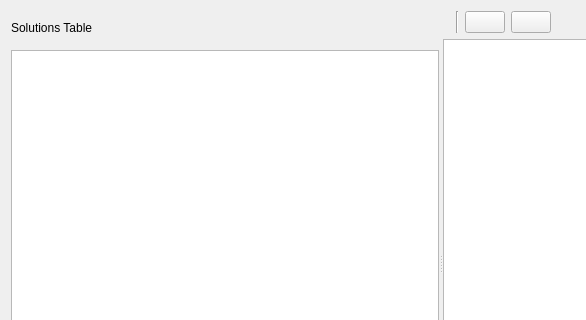
The window that datatex/solutionsdocument.ui (CSMathematics/DataTex) describes before a commit, drawn with Qt 5; both pictures show x 0 to 586 and y 0 to 320 of the 882 by 553 pixel window.
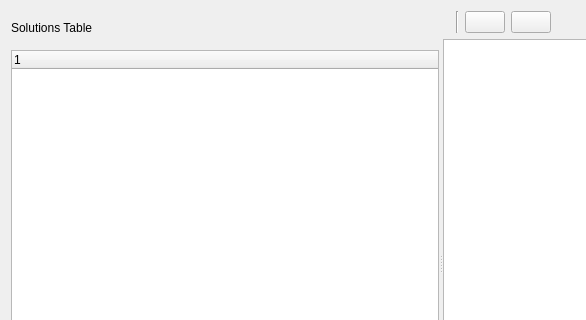
The same window after the commit. Icons and pictures are not drawn. Custom widgets are drawn as their Qt base class.

```diff
--- a/datatex/solutionsdocument.ui
+++ b/datatex/solutionsdocument.ui
@@ -23,7 +23,7 @@
       <property name="orientation">
        <enum>Qt::Vertical</enum>
       </property>
-      <widget class="QWidget" name="">
+      <widget class="QWidget" name="layoutWidget">
        <layout class="QVBoxLayout" name="verticalLayout">
         <item>
          <widget class="QLabel" name="label">
@@ -39,7 +39,7 @@
          </widget>
         </item>
         <item>
-         <widget class="QTableWidget" name="ExercisesInDocument">
+         <widget class="QTreeWidget" name="ExercisesInDocument">
           <property name="selectionMode">
            <enum>QAbstractItemView::SingleSelection</enum>
           </property>
@@ -49,6 +49,11 @@
           <property name="horizontalScrollMode">
            <enum>QAbstractItemView::ScrollPerPixel</enum>
           </property>
+          <column>
+           <property name="text">
+            <string>1</string>
+           </property>
+          </column>
          </widget>
         </item>
        </layout>
@@ -89,7 +94,7 @@
        </layout>
       </widget>
      </widget>
-     <widget class="QWidget" name="">
+     <widget class="QWidget" name="layoutWidget">
       <layout class="QGridLayout" name="gridLayout">
        <item row="2" column="0">
         <widget class="QTextEdit" name="SolutionsDocumentContent"/>
@@ -163,6 +168,13 @@
    </item>
   </layout>
  </widget>
+ <customwidgets>
+  <customwidget>
+   <class>LatexTextEdit</class>
+   <extends>QTextEdit</extends>
+   <header>highlighter.h</header>
+  </customwidget>
+ </customwidgets>
  <resources>
   <include location="../images.qrc"/>
  </resources>
```
Left out of the diff: 2 changed lines with no effect on the pictures.
